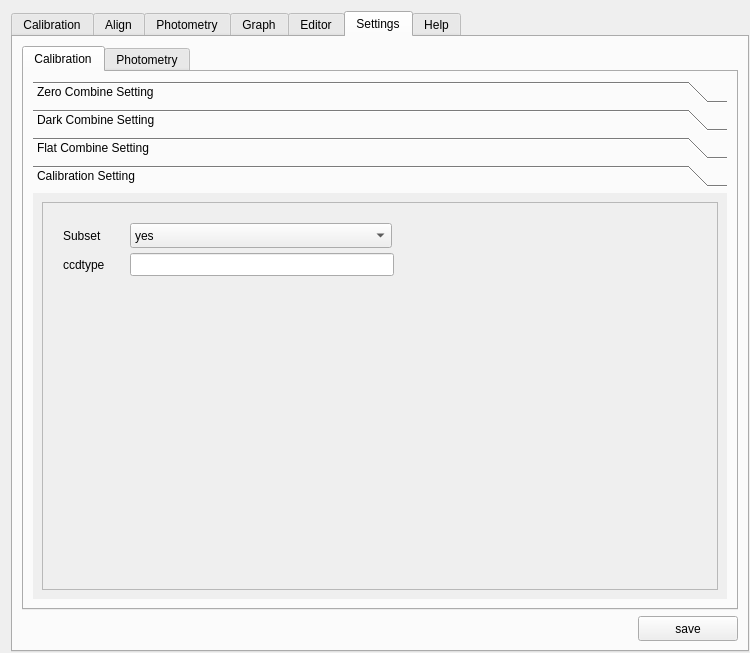
First picture: the form in myraf.ui, repository yucelkilic/myrafproject, before the edit.
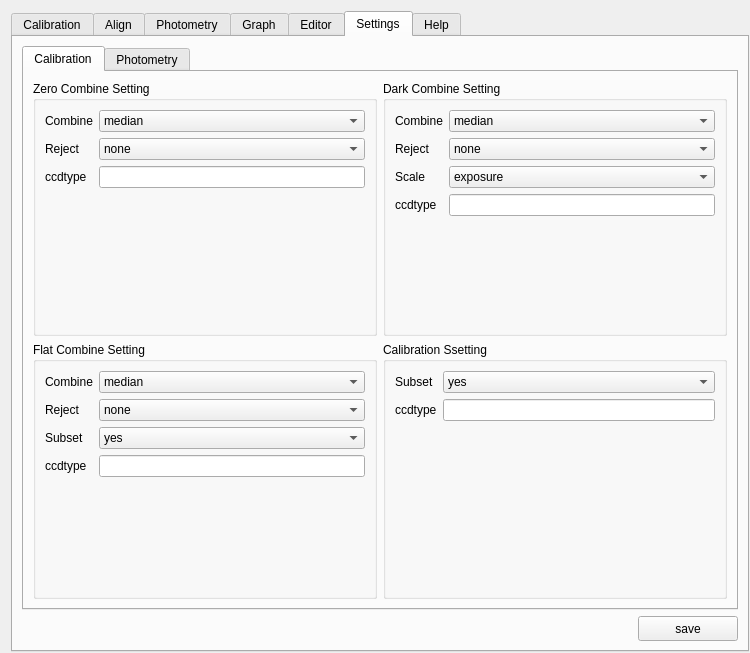
Second picture: the form after the edit. The open tabs and pages were chosen to show the change. Icons and pictures are not drawn. Custom widgets are drawn as their Qt base class.

```diff
--- a/myraf.ui
+++ b/myraf.ui
@@ -2332,41 +2332,16 @@
           <attribute name="title">
            <string>Calibration</string>
           </attribute>
-          <layout class="QGridLayout" name="gridLayout_37">
-           <item row="0" column="0">
-            <widget class="QToolBox" name="toolBox_2">
-             <property name="currentIndex">
-              <number>0</number>
-             </property>
-             <widget class="QWidget" name="page_6">
-              <property name="geometry">
-               <rect>
-                <x>0</x>
-                <y>0</y>
-                <width>706</width>
-                <height>418</height>
-               </rect>
-              </property>
-              <attribute name="label">
-               <string>Zero Combine Setting</string>
-              </attribute>
-              <layout class="QGridLayout" name="gridLayout_38">
-               <item row="0" column="0">
-                <widget class="QScrollArea" name="scrollArea_6">
-                 <property name="widgetResizable">
-                  <bool>true</bool>
-                 </property>
-                 <widget class="QWidget" name="scrollAreaWidgetContents_6">
-                  <property name="geometry">
-                   <rect>
-                    <x>0</x>
-                    <y>0</y>
-                    <width>690</width>
-                    <height>402</height>
-                   </rect>
-                  </property>
                   <layout class="QGridLayout" name="gridLayout_55">
                    <item row="0" column="0">
+            <layout class="QGridLayout" name="gridLayout_52">
+             <item row="0" column="0">
+              <widget class="QGroupBox" name="groupBox_21">
+               <property name="title">
+                <string>Zero Combine Setting</string>
+               </property>
+               <layout class="QGridLayout" name="gridLayout_37">
+                <item row="0" column="0">
                     <layout class="QGridLayout" name="gridLayout_54">
                      <item row="0" column="0">
                       <widget class="QLabel" name="label_13">
@@ -2447,66 +2422,28 @@
                      </item>
                     </layout>
                    </item>
-                   <item row="0" column="1">
-                    <spacer name="horizontalSpacer_2">
-                     <property name="orientation">
-                      <enum>Qt::Horizontal</enum>
-                     </property>
-                     <property name="sizeHint" stdset="0">
-                      <size>
-                       <width>338</width>
-                       <height>20</height>
-                      </size>
-                     </property>
-                    </spacer>
-                   </item>
                    <item row="1" column="0">
-                    <spacer name="verticalSpacer">
+                 <spacer name="verticalSpacer_3">
                      <property name="orientation">
                       <enum>Qt::Vertical</enum>
                      </property>
                      <property name="sizeHint" stdset="0">
                       <size>
                        <width>20</width>
-                       <height>251</height>
+                    <height>142</height>
                       </size>
                      </property>
                     </spacer>
                    </item>
                   </layout>
                  </widget>
-                </widget>
-               </item>
-              </layout>
-             </widget>
-             <widget class="QWidget" name="page_7">
-              <property name="geometry">
-               <rect>
-                <x>0</x>
-                <y>0</y>
-                <width>95</width>
-                <height>95</height>
-               </rect>
-              </property>
-              <attribute name="label">
+             </item>
+             <item row="0" column="1">
+              <widget class="QGroupBox" name="groupBox_22">
+               <property name="title">
                <string>Dark Combine Setting</string>
-              </attribute>
-              <layout class="QGridLayout" name="gridLayout_50">
-               <item row="0" column="0">
-                <widget class="QScrollArea" name="scrollArea_7">
-                 <property name="widgetResizable">
-                  <bool>true</bool>
-                 </property>
-                 <widget class="QWidget" name="scrollAreaWidgetContents_7">
-                  <property name="geometry">
-                   <rect>
-                    <x>0</x>
-                    <y>0</y>
-                    <width>181</width>
-                    <height>128</height>
-                   </rect>
-                  </property>
-                  <layout class="QGridLayout" name="gridLayout_61">
+               </property>
+               <layout class="QGridLayout" name="gridLayout_38">
                    <item row="0" column="0">
                     <layout class="QGridLayout" name="gridLayout_56">
                      <item row="0" column="0">
@@ -2624,66 +2561,28 @@
                      </item>
                     </layout>
                    </item>
-                   <item row="0" column="1">
-                    <spacer name="horizontalSpacer_3">
-                     <property name="orientation">
-                      <enum>Qt::Horizontal</enum>
-                     </property>
-                     <property name="sizeHint" stdset="0">
-                      <size>
-                       <width>338</width>
-                       <height>20</height>
-                      </size>
-                     </property>
-                    </spacer>
-                   </item>
                    <item row="1" column="0">
-                    <spacer name="verticalSpacer_2">
+                 <spacer name="verticalSpacer_4">
                      <property name="orientation">
                       <enum>Qt::Vertical</enum>
                      </property>
                      <property name="sizeHint" stdset="0">
                       <size>
                        <width>20</width>
-                       <height>220</height>
+                    <height>113</height>
                       </size>
                      </property>
                     </spacer>
                    </item>
                   </layout>
                  </widget>
-                </widget>
-               </item>
-              </layout>
-             </widget>
-             <widget class="QWidget" name="page_8">
-              <property name="geometry">
-               <rect>
-                <x>0</x>
-                <y>0</y>
-                <width>95</width>
-                <height>95</height>
-               </rect>
-              </property>
-              <attribute name="label">
+             </item>
+             <item row="1" column="0">
+              <widget class="QGroupBox" name="groupBox_23">
+               <property name="title">
                <string>Flat Combine Setting</string>
-              </attribute>
-              <layout class="QGridLayout" name="gridLayout_51">
-               <item row="0" column="0">
-                <widget class="QScrollArea" name="scrollArea_8">
-                 <property name="widgetResizable">
-                  <bool>true</bool>
-                 </property>
-                 <widget class="QWidget" name="scrollAreaWidgetContents_8">
-                  <property name="geometry">
-                   <rect>
-                    <x>0</x>
-                    <y>0</y>
-                    <width>176</width>
-                    <height>128</height>
-                   </rect>
-                  </property>
-                  <layout class="QGridLayout" name="gridLayout_62">
+               </property>
+               <layout class="QGridLayout" name="gridLayout_50">
                    <item row="0" column="0">
                     <layout class="QGridLayout" name="gridLayout_57">
                      <item row="0" column="0">
@@ -2790,130 +2689,84 @@
                      </item>
                     </layout>
                    </item>
-                   <item row="0" column="1">
-                    <spacer name="horizontalSpacer_4">
-                     <property name="orientation">
-                      <enum>Qt::Horizontal</enum>
-                     </property>
-                     <property name="sizeHint" stdset="0">
-                      <size>
-                       <width>338</width>
-                       <height>20</height>
-                      </size>
-                     </property>
-                    </spacer>
-                   </item>
                    <item row="1" column="0">
-                    <spacer name="verticalSpacer_3">
+                 <spacer name="verticalSpacer">
                      <property name="orientation">
                       <enum>Qt::Vertical</enum>
                      </property>
                      <property name="sizeHint" stdset="0">
                       <size>
                        <width>20</width>
-                       <height>220</height>
+                    <height>113</height>
                       </size>
                      </property>
                     </spacer>
                    </item>
                   </layout>
                  </widget>
-                </widget>
-               </item>
-              </layout>
-             </widget>
-             <widget class="QWidget" name="page_9">
-              <property name="geometry">
-               <rect>
-                <x>0</x>
-                <y>0</y>
-                <width>95</width>
-                <height>95</height>
-               </rect>
-              </property>
-              <attribute name="label">
-               <string>Calibration Setting</string>
-              </attribute>
-              <layout class="QGridLayout" name="gridLayout_52">
+             </item>
+             <item row="1" column="1">
+              <widget class="QGroupBox" name="groupBox_24">
+               <property name="title">
+                <string>Calibration Ssetting</string>
+               </property>
+               <layout class="QGridLayout" name="gridLayout_51">
                <item row="0" column="0">
-                <widget class="QScrollArea" name="scrollArea_9">
-                 <property name="widgetResizable">
-                  <bool>true</bool>
-                 </property>
-                 <widget class="QWidget" name="scrollAreaWidgetContents_9">
-                  <property name="geometry">
-                   <rect>
-                    <x>0</x>
-                    <y>0</y>
-                    <width>79</width>
-                    <height>79</height>
-                   </rect>
-                  </property>
+                 <layout class="QGridLayout" name="gridLayout_91">
+                  <item row="0" column="0">
+                   <widget class="QLabel" name="label_37">
+                    <property name="text">
+                     <string>Subset</string>
+                    </property>
+                   </widget>
+                  </item>
+                  <item row="0" column="1">
+                   <widget class="QComboBox" name="comboBox_10">
+                    <item>
+                     <property name="text">
+                      <string>yes</string>
+                     </property>
+                    </item>
+                    <item>
+                     <property name="text">
+                      <string>no</string>
+                     </property>
+                    </item>
+                   </widget>
+                  </item>
+                  <item row="1" column="0">
                   <widget class="QLabel" name="label_34">
-                   <property name="geometry">
-                    <rect>
-                     <x>20</x>
-                     <y>50</y>
-                     <width>61</width>
-                     <height>23</height>
-                    </rect>
-                   </property>
                    <property name="text">
                     <string>ccdtype</string>
                    </property>
                   </widget>
+                  </item>
+                  <item row="1" column="1">
                   <widget class="QLineEdit" name="lineEdit_12">
-                   <property name="geometry">
-                    <rect>
-                     <x>87</x>
-                     <y>50</y>
-                     <width>264</width>
-                     <height>23</height>
-                    </rect>
-                   </property>
                    <property name="text">
                     <string/>
                    </property>
                   </widget>
-                  <widget class="QComboBox" name="comboBox_10">
-                   <property name="geometry">
-                    <rect>
-                     <x>87</x>
-                     <y>20</y>
-                     <width>262</width>
-                     <height>25</height>
-                    </rect>
-                   </property>
-                   <item>
-                    <property name="text">
-                     <string>yes</string>
-                    </property>
-                   </item>
-                   <item>
-                    <property name="text">
-                     <string>no</string>
-                    </property>
-                   </item>
-                  </widget>
-                  <widget class="QLabel" name="label_37">
-                   <property name="geometry">
-                    <rect>
-                     <x>20</x>
-                     <y>20</y>
-                     <width>61</width>
-                     <height>25</height>
-                    </rect>
-                   </property>
-                   <property name="text">
-                    <string>Subset</string>
-                   </property>
-                  </widget>
-                 </widget>
-                </widget>
+                  </item>
+                 </layout>
+                </item>
+                <item row="1" column="0">
+                 <spacer name="verticalSpacer_2">
+                  <property name="orientation">
+                   <enum>Qt::Vertical</enum>
+                  </property>
+                  <property name="sizeHint" stdset="0">
+                   <size>
+                    <width>20</width>
+                    <height>171</height>
+                   </size>
+                  </property>
+                 </spacer>
                </item>
               </layout>
              </widget>
-            </widget>
+             </item>
+            </layout>
            </item>
           </layout>
          </widget>
@@ -3167,13 +3020,6 @@
                 <string>Location and Time</string>
                </property>
                <layout class="QGridLayout" name="gridLayout_69">
-                <item row="4" column="0">
-                 <widget class="QLabel" name="label_68">
-                  <property name="text">
-                   <string>Epoch</string>
-                  </property>
-                 </widget>
-                </item>
                 <item row="0" column="0">
                  <widget class="QLabel" name="label_47">
                   <property name="text">
@@ -3191,7 +3037,7 @@
                 <item row="1" column="0">
                  <widget class="QLabel" name="label_48">
                   <property name="text">
-                   <string>ObsTime</string>
+                   <string>Time OBS</string>
                   </property>
                  </widget>
                 </item>
@@ -3205,17 +3051,7 @@
                 <item row="3" column="0">
                  <widget class="QLabel" name="label_67">
                   <property name="text">
-                   <string>ObsDate</string>
-                  </property>
-                 </widget>
-                </item>
-                <item row="4" column="2">
-                 <widget class="QSpinBox" name="spinBox">
-                  <property name="maximum">
-                   <number>2500</number>
-                  </property>
-                  <property name="value">
-                   <number>2000</number>
+                   <string>Date OBS</string>
                   </property>
                  </widget>
                 </item>
@@ -3226,6 +3062,16 @@
                   </property>
                  </widget>
                 </item>
+                <item row="4" column="2">
+                 <widget class="QLineEdit" name="lineEdit_25"/>
+                </item>
+                <item row="4" column="0">
+                 <widget class="QCheckBox" name="checkBox_4">
+                  <property name="text">
+                   <string>Epoch</string>
+                  </property>
+                 </widget>
+                </item>
                </layout>
               </widget>
              </item>
```
Lines whose indentation alone changed are shown as unchanged.
